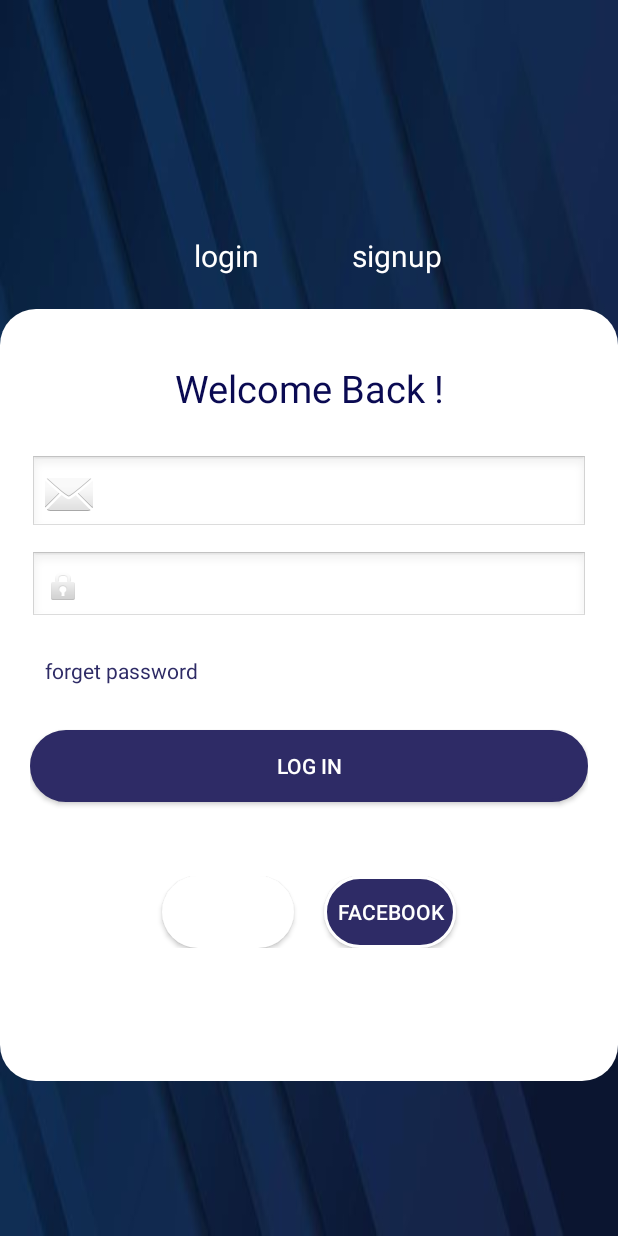
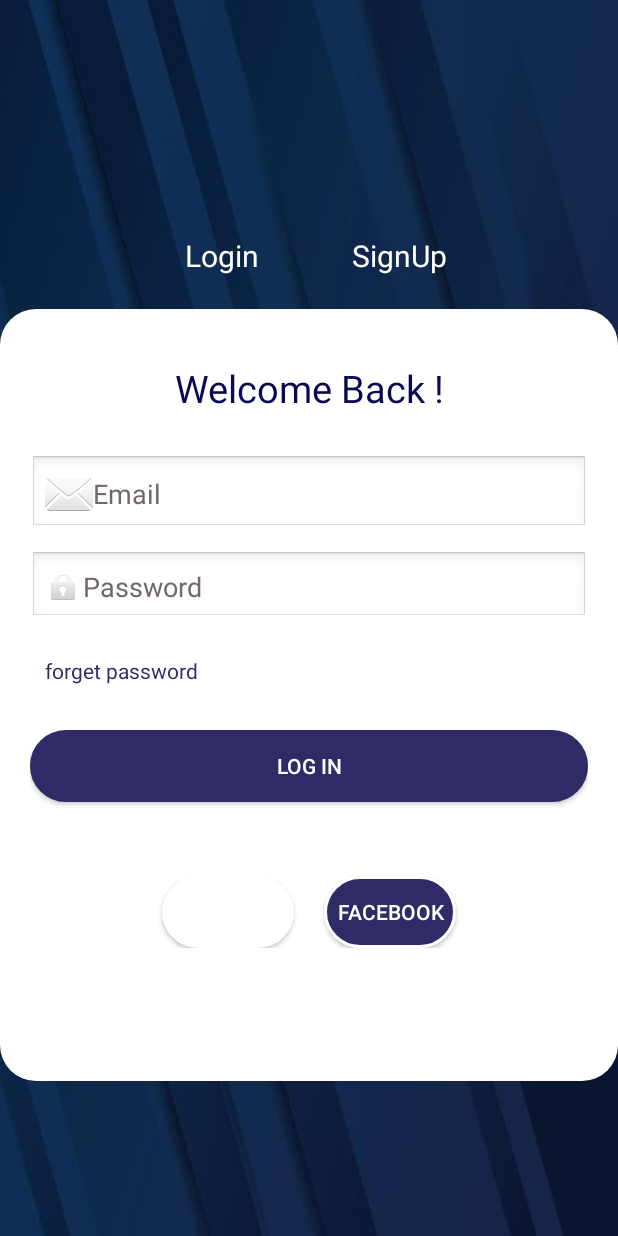
Before and after one commit to Nandani2005/financetracker, an Android app built with Jetpack Compose: the screen it shows after launch (loginactivity), on a phone screen of 412 x 824 dp. Run offline under Robolectric (Android 15) with nearby library versions, the phone set to English and light mode, and no system bars.

Commit message:
Commit done

```diff
--- a/app/build.gradle.kts
+++ b/app/build.gradle.kts
@@ -60,6 +60,10 @@ dependencies {
     androidTestImplementation(libs.androidx.ui.test.junit4)
     debugImplementation(libs.androidx.ui.tooling)
     debugImplementation(libs.androidx.ui.test.manifest)
-    implementation( "com.airbnb.android:lottie:+")
-    implementation ("com.github.PhilJay:MPAndroidChart:v3.3.0")
+
+
+    implementation(libs.mpandroidchart)
+    implementation("com.github.PhilJay:MPAndroidChart:3.1.0")
+    implementation("com.airbnb.android:lottie:6.1.0")
+
 }
--- a/app/src/main/res/drawable/border.xml
+++ b/app/src/main/res/drawable/border.xml
@@ -4,6 +4,8 @@
     <stroke android:color="#0C0C85"
         android:width="3dp"
         />
-    <corners android:radius="14dp"
+    <corners android:radius="14dp">
+
+    </corners>
 
 </shape>
--- a/app/src/main/res/layout/loginpage.xml
+++ b/app/src/main/res/layout/loginpage.xml
@@ -27,7 +27,7 @@
      <LinearLayout
          android:layout_width="match_parent"
          android:layout_height="22dp"
-
+         android:orientation="horizontal"
          android:layout_weight="1">
 
 
@@ -38,7 +38,7 @@
              android:layout_weight="1"
              android:gravity="right"
              android:padding="10dp"
-             android:text="login     "
+             android:text="Login     "
              android:textColor="#fff"
              android:textFontWeight="700"
              android:textSize="20dp" />
@@ -49,7 +49,7 @@
              android:layout_height="match_parent"
              android:layout_weight="1"
              android:padding="10dp"
-             android:text="    signup"
+             android:text="    SignUp"
              android:textColor="#fff"
              android:textFontWeight="700"
              android:textSize="20dp" />
@@ -63,7 +63,7 @@
              android:id="@+id/signUpLayout"
             android:layout_width="match_parent"
             android:layout_height="0dp"
-        android:layout_weight="5"
+        android:layout_weight="5.5"
 
             android:background="@drawable/cruve"
             android:orientation="vertical"
@@ -91,6 +91,7 @@
             android:background="@android:drawable/edit_text"
             android:drawableLeft="@android:drawable/picture_frame"
             android:hint="Name"
+            android:textColorHint="#756767"
             android:inputType="text"
             android:padding="10dp" />
 
@@ -102,6 +103,7 @@
                     android:background="@android:drawable/edit_text"
                     android:drawableLeft="@android:drawable/ic_dialog_email"
                     android:hint="Email"
+            android:textColorHint="#756767"
                     android:padding="10dp" />
 
                 <EditText
@@ -113,7 +115,19 @@
                     android:drawableLeft="@android:drawable/ic_lock_idle_lock"
                     android:hint="Password"
                     android:inputType="textPassword"
+                    android:textColorHint="#756767"
                     android:padding="10dp" />
+        <EditText
+            android:layout_width="match_parent"
+            android:layout_height="wrap_content"
+            android:layout_marginTop="12dp"
+            android:id="@+id/signUpPasswordCon"
+            android:textColorHint="#756767"
+            android:background="@android:drawable/edit_text"
+            android:drawableLeft="@android:drawable/ic_lock_idle_lock"
+            android:hint="Confirm Password"
+            android:inputType="textPassword"
+            android:padding="10dp" />
 
         <Button
                     android:layout_width="match_parent"
@@ -129,6 +143,8 @@
                     android:layout_height="wrap_content"
                     android:layout_marginTop="20dp"
                     android:gravity="center"
+                    android:textColor="#0A0A52"
+                    android:textSize="20dp"
                     android:text="Or sign up with" />
 
                 <LinearLayout
@@ -142,7 +158,7 @@
                         android:layout_width="wrap_content"
                         android:layout_height="wrap_content"
                         android:text="Google"
-                        android:background="@drawable/cruve"/>
+                        android:background="@drawable/curvebtn"/>
 
                     <Space
                         android:layout_width="20dp"
@@ -192,6 +208,7 @@
             android:background="@android:drawable/edit_text"
             android:drawableLeft="@android:drawable/ic_dialog_email"
             android:hint="Email"
+            android:textColorHint="#756767"
             android:padding="10dp" />
 
         <EditText
@@ -203,11 +220,13 @@
             android:drawableLeft="@android:drawable/ic_lock_idle_lock"
             android:hint="Password"
             android:inputType="textPassword"
+            android:textColorHint="#756767"
             android:padding="10dp" />
         <TextView
             android:layout_width="match_parent"
             android:layout_height="wrap_content"
             android:layout_marginTop="12dp"
+            android:textColorHint="#756767"
             android:textColor="#2E2B66"
             android:id="@+id/forgetpass"
             android:text="forget password"
--- a/settings.gradle.kts
+++ b/settings.gradle.kts
@@ -9,6 +9,7 @@ pluginManagement {
         }
         mavenCentral()
         gradlePluginPortal()
+
     }
 }
 dependencyResolutionManagement {
@@ -16,6 +17,7 @@ dependencyResolutionManagement {
     repositories {
         google()
         mavenCentral()
+        maven ( url = "https://jitpack.io" )
     }
 }
 
```
Also changed, not shown: build.gradle.kts (line endings or trailing spaces), gradle.properties (line endings or trailing spaces).
